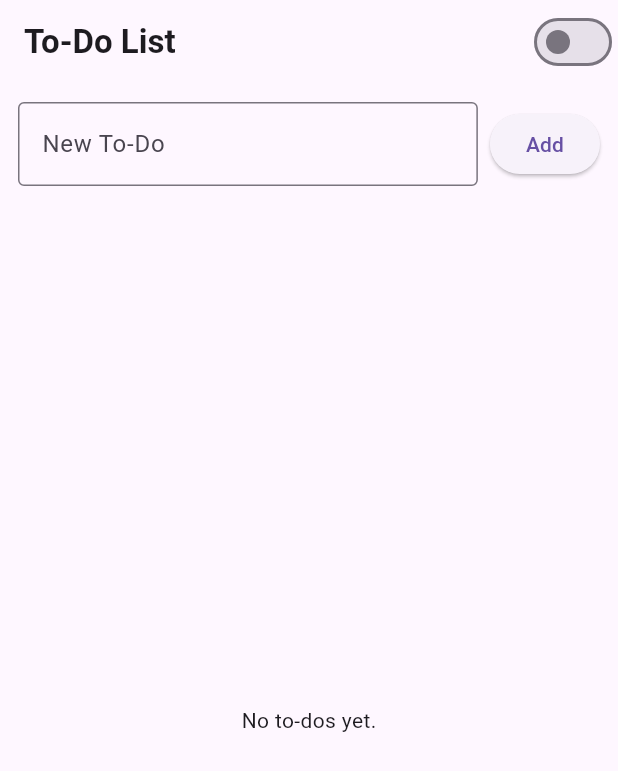
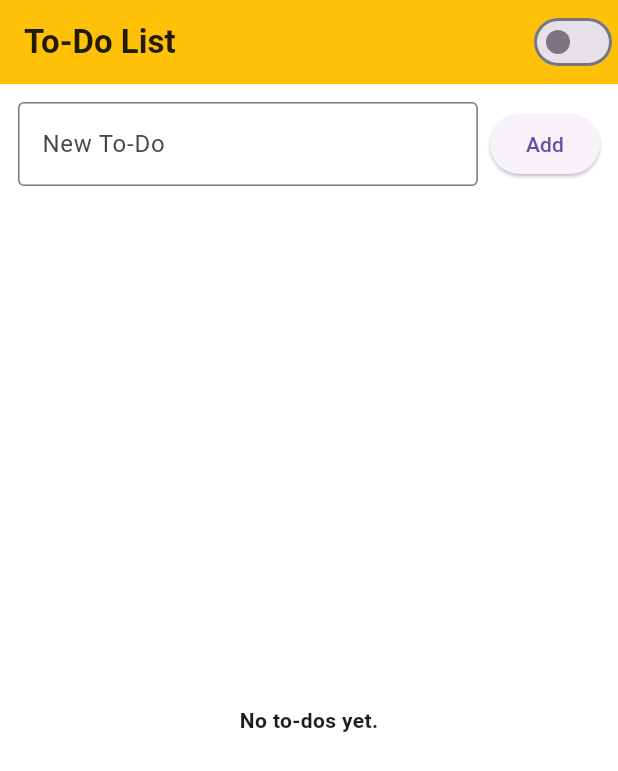
Before and after one commit to Cy2Kin3sis/ToDoList, a Flutter app: the screen it shows after launch, on a phone screen of 412 x 824 dp. Shown: the top 771 px of the screen. Run offline on Flutter 3.47's test engine with Material 3 defaults, Android fonts, the phone set to English and light mode, and no system bars; our stand-ins replace shared_preferences.

Commit message:
Added custom theme colors

```diff
--- a/lib/home.dart
+++ b/lib/home.dart
@@ -23,11 +23,7 @@ class TodoHomeState extends State<TodoHome> {
     }
   }
 
-  void _removeTodo(int index) {
-    setState(() {
-      _todos.removeAt(index);
-    });
-  }
+  void _removeTodo(int index) => setState(() => _todos.removeAt(index));
 
   @override
   Widget build(BuildContext context) {
@@ -37,11 +33,7 @@ class TodoHomeState extends State<TodoHome> {
       appBar: AppBar(
         title: const Text('To-Do List', style: TextStyle(fontWeight: FontWeight.bold)),
         actions: [
-          Switch(
-            value: isDark,
-            onChanged: widget.onThemeChanged,
-            activeColor: Colors.white,
-          ),
+          Switch(value: isDark, onChanged: widget.onThemeChanged, activeColor: Colors.white),
         ],
       ),
       body: Column(
@@ -53,10 +45,7 @@ class TodoHomeState extends State<TodoHome> {
                 Expanded(
                   child: TextField(
                     controller: _controller,
-                    decoration: const InputDecoration(
-                      labelText: 'New To-Do',
-                      border: OutlineInputBorder(),
-                    ),
+                    decoration: const InputDecoration(labelText: 'New To-Do', border: OutlineInputBorder()),
                     onSubmitted: (_) => _addTodo(),
                   ),
                 ),
--- a/lib/main.dart
+++ b/lib/main.dart
@@ -39,8 +39,30 @@ class _ToDoListState extends State<ToDoList> {
   Widget build(BuildContext context) {
     return MaterialApp(
       title: 'To-Do List',
-      theme: ThemeData.light(),
-      darkTheme: ThemeData.dark(),
+      theme: ThemeData(
+        brightness: Brightness.light,
+        primarySwatch: Colors.grey,
+        scaffoldBackgroundColor: Colors.white,
+        appBarTheme: AppBarTheme(
+          backgroundColor: Colors.amber,
+          foregroundColor: Colors.black87,
+        ),
+        textTheme: TextTheme(
+          bodyMedium: TextStyle(fontWeight: FontWeight.bold),
+        ),
+      ),
+      darkTheme: ThemeData(
+        brightness: Brightness.dark,
+        scaffoldBackgroundColor: Colors.grey[900],
+        primaryColor: Colors.amber,
+        appBarTheme: AppBarTheme(
+          backgroundColor: Colors.black87,
+          foregroundColor: Colors.amber,
+        ),
+        textTheme: TextTheme(
+          bodyMedium: TextStyle(fontWeight: FontWeight.bold, color: Colors.white70),
+        ),
+      ),
       themeMode: _themeMode,
       home: TodoHome(themeMode: _themeMode, onThemeChanged: _toggleTheme),
       debugShowCheckedModeBanner: false,
```
